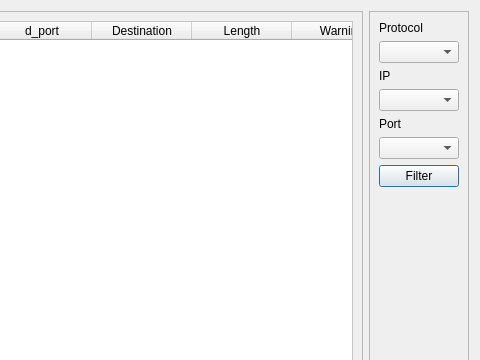
First picture: the form in forms/Analyzewindow.ui, repository HyungJoonLEE/Lazyshark, before the edit; both pictures show x 530 to 1010 and y 0 to 360 of the 1010 by 578 pixel window.
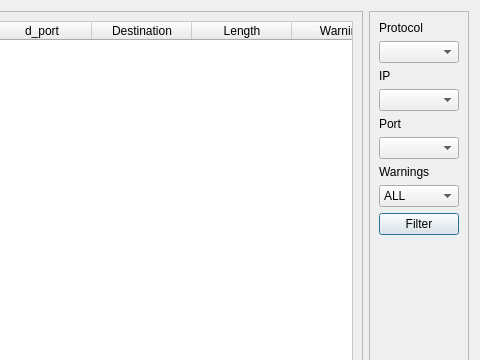
Second picture: the form after the edit.

```diff
--- a/forms/Analyzewindow.ui
+++ b/forms/Analyzewindow.ui
@@ -134,6 +134,27 @@
         <item>
          <widget class="QComboBox" name="comboBox_3"/>
         </item>
+        <item>
+         <widget class="QLabel" name="label_4">
+          <property name="text">
+           <string>Warnings</string>
+          </property>
+         </widget>
+        </item>
+        <item>
+         <widget class="QComboBox" name="comboBox_4">
+          <item>
+           <property name="text">
+            <string>ALL</string>
+           </property>
+          </item>
+          <item>
+           <property name="text">
+            <string>ONLY</string>
+           </property>
+          </item>
+         </widget>
+        </item>
        </layout>
       </item>
       <item>
```
